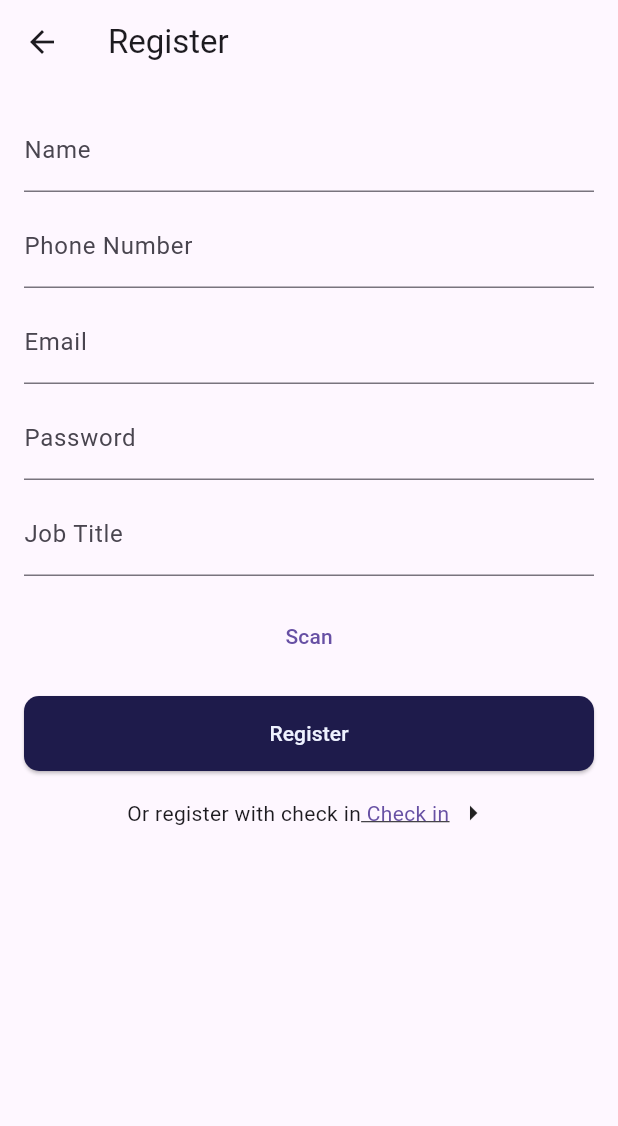
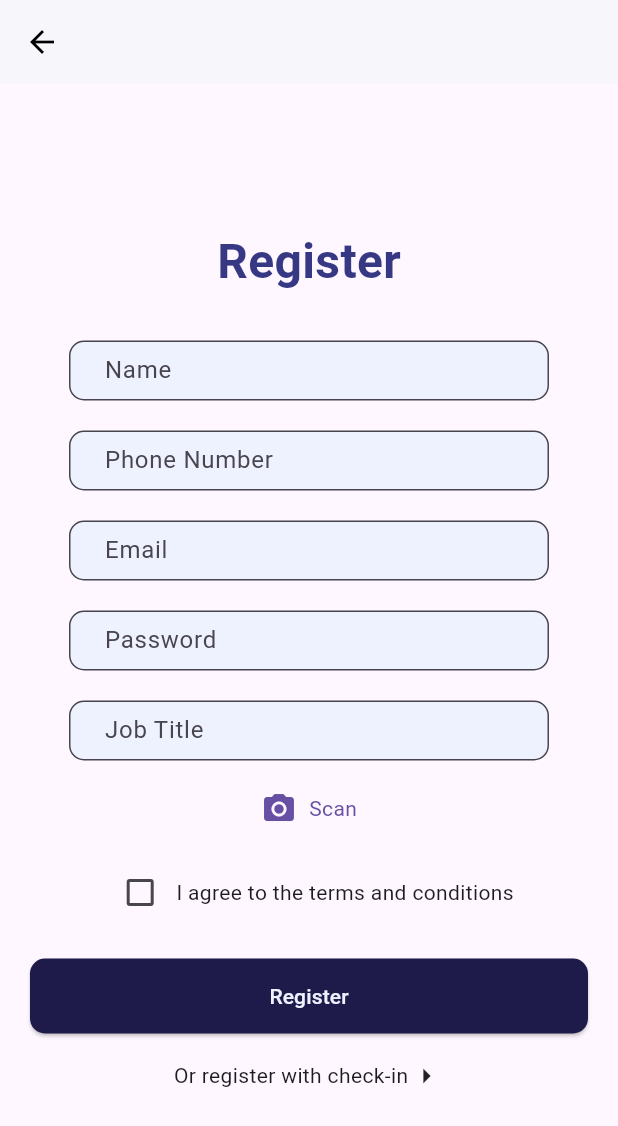
Before and after one commit to mouhana22/mawjood_app, a Flutter app: the RegisterPage screen opened directly, on a phone screen of 412 x 824 dp. Shown: the top 1126 px of the screen. Run offline on Flutter 3.47's test engine with Material 3 defaults, Android fonts, the phone set to English and light mode, and no system bars; our stand-ins replace camera, cloud_firestore, firebase_auth, firebase_core, google_maps_flutter; missing offline and left inert: maps_toolkit; accounts and stored records are empty; network calls fail.

Commit message:
register page modifications, users data are sent to "requests" collection instead of "users" collection

```diff
--- a/lib/Screens/RegisterPage.dart
+++ b/lib/Screens/RegisterPage.dart
@@ -3,9 +3,8 @@ import 'package:firebase_auth/firebase_auth.dart';
 import 'package:cloud_firestore/cloud_firestore.dart';
 import 'package:mawjood_app/widgets/btnTypes.dart';
 import 'package:mawjood_app/widgets/button.dart';
-import 'package:image_picker/image_picker.dart';
-import 'package:firebase_storage/firebase_storage.dart' as firebase_storage;
-import 'dart:io';
+import 'package:mawjood_app/widgets/inputTextField.dart';
+
 class RegisterPage extends StatefulWidget {
   const RegisterPage({super.key});
 
@@ -14,150 +13,152 @@ class RegisterPage extends StatefulWidget {
 }
 
 class _RegisterPageState extends State<RegisterPage> {
-  // كنترولز للكتابخ
+  final FirebaseAuth _auth = FirebaseAuth.instance;
+
   final TextEditingController nameController = TextEditingController();
   final TextEditingController phoneController = TextEditingController();
   final TextEditingController emailController = TextEditingController();
   final TextEditingController passwordController = TextEditingController();
   final TextEditingController jobController = TextEditingController();
 
+  bool _agreeToTerms = false;
+
   Future<void> registerUser() async {
+    if (!_agreeToTerms) {
+      ScaffoldMessenger.of(context).showSnackBar(const SnackBar(
+        content: Text('You must agree to the terms and conditions before registering.'),
+      ));
+      return;
+    }
+
     try {
-    // Create a new user with FirebaseAuth
-    UserCredential userCredential = await FirebaseAuth.instance.createUserWithEmailAndPassword(
+      UserCredential userCredential = await _auth.createUserWithEmailAndPassword(
         email: emailController.text.trim(),
         password: passwordController.text.trim(),
       );
 
-    final FirebaseFirestore firestore = FirebaseFirestore.instance;
-    String? customUserId; // Make it nullable
-
-    await firestore.runTransaction((Transaction transaction) async {
-      DocumentReference counterRef = firestore.collection('counters').doc('userIDs');
-      DocumentSnapshot snapshot = await transaction.get(counterRef);
-
-      if (!snapshot.exists) {
-        throw Exception("Counter document does not exist!");
-      }
-
-      int lastUserId = snapshot['lastUserId'] ?? 999; // Start from 999 so that the first user gets 1000
-      customUserId = '${lastUserId + 1}';
-
-      // Update the counter
-      transaction.update(counterRef, {'lastUserId': lastUserId + 1});
+      FirebaseFirestore.instance
+          .collection('requests')
+          .doc(userCredential.user!.uid)
+          .set({
+        'name': nameController.text.trim(),
+        'phone': phoneController.text.trim(),
+        'email': emailController.text.trim(),
+        'jobTitle': jobController.text.trim(),
+        'status': true,
       });
 
-    // Ensure customUserId was actually assigned a value
-    if (customUserId != null) {
-  await firestore.collection('users').doc(userCredential.user!.uid).set({
-    'customId': customUserId,
-    'name': nameController.text.trim(),
-    'phone': nameController.text.trim(),
-    'email': emailController.text.trim(),
-    'jobTitle': jobController.text.trim(),
-    'photoUrl': _imageUrl ?? "default_photo_url", // Save the image URL; use a default or leave blank if no photo was selected
-  });
-      // Show a confirmation message
-      ScaffoldMessenger.of(context).showSnackBar(SnackBar(
-        content: Text('Registration successful. Your ID is $customUserId'),
+      ScaffoldMessenger.of(context).showSnackBar(const SnackBar(
+        content: Text('Registration request sent. You will be able to check in when the admin accepts your request.'),
       ));
 
-      // Navigate back to the login screen after showing the message
-      Navigator.popUntil(context, ModalRoute.withName('/'));
-    } else {
-      throw Exception("Failed to generate custom user ID.");
-    }
+      Navigator.pop(context);
     } catch (e) {
       ScaffoldMessenger.of(context).showSnackBar(SnackBar(content: Text("Failed to register user: $e")));
     }
   }
-File? _image; // Variable to hold the selected image file
-String? _imageUrl; // Variable to hold the uploaded image URL
 
-// Method to pick an image
-Future<void> pickImage() async {
-  final pickedFile = await ImagePicker().pickImage(source: ImageSource.gallery);
-  if (pickedFile != null) {
-    setState(() {
-      _image = File(pickedFile.path);
-    });
-    uploadImage();
-  }
-}
-
-// Method to upload the image to Firebase Storage
-Future<void> uploadImage() async {
-  try {
-    if (_image != null) {
-      String fileName = 'user_photos/${DateTime.now().millisecondsSinceEpoch.toString()}';
-      firebase_storage.Reference ref = firebase_storage.FirebaseStorage.instance.ref().child(fileName);
-      firebase_storage.UploadTask task = ref.putFile(_image!);
-      firebase_storage.TaskSnapshot snapshot = await task;
-      _imageUrl = await snapshot.ref.getDownloadURL();
-    }
-  } catch (e) {
-    print(e); // Handle errors as needed
-  }
-}
   @override
   Widget build(BuildContext context) {
     return Scaffold(
       appBar: AppBar(
-        title: const Text('Register'),
-      ),
-      body: ListView(
-        padding: const EdgeInsets.all(16.0),
-        children: [
-          TextFormField(
-            controller: nameController,
-            decoration: const InputDecoration(
-              labelText: 'Name',
-              hintText: 'Your name',
+        backgroundColor: Colors.white,
+        elevation: 1,
+        leading: IconButton(
+          icon: const Icon(Icons.arrow_back, color: Colors.black),
+          onPressed: () => Navigator.of(context).pop(),
         ),
       ),
-          const SizedBox(height: 8.0),
-          TextFormField(
-            controller: phoneController,
-            decoration: const InputDecoration(
-              labelText: 'Phone Number',
-              hintText: 'Your phone number',
-            ),
-            keyboardType: TextInputType.phone,
-          ),
-          const SizedBox(height: 8.0),
-          TextFormField(
-            controller: emailController,
-            decoration: const InputDecoration(
-              labelText: 'Email',
-              hintText: 'Your email',
-            ),
-            keyboardType: TextInputType.emailAddress,
-          ),
-          const SizedBox(height: 8.0),
-          TextFormField(
-            controller: passwordController,
-            decoration: const InputDecoration(
-              labelText: 'Password',
-              hintText: 'Your password',
-            ),
-            obscureText: true,
-          ),
-          const SizedBox(height: 8.0),
-          TextFormField(
-            controller: jobController,
-            decoration: const InputDecoration(
-              labelText: 'Job Title',
-              hintText: 'Type role',
+      body: Center(
+        child: Padding(
+          padding: const EdgeInsets.symmetric(horizontal: 20.0, vertical: 20.0),
+          child: SingleChildScrollView(
+            child: Column(
+              mainAxisSize: MainAxisSize.min,
+              mainAxisAlignment: MainAxisAlignment.center,
+              children: <Widget>[
+                const Text(
+                  'Register',
+                  style: TextStyle(
+                    fontSize: 32,
+                    fontWeight: FontWeight.bold,
+                    color: Color.fromARGB(255, 55, 56, 132),
                   ),
                 ),
-          const SizedBox(height: 16.0),
-          TextButton(
-            child: const Text('Scan'),
-            onPressed: () {
-            pickImage(); // Calls the pickImage method // Call the pickImage method when the button is pressed
+                const SizedBox(height: 30),
+                InputTextField(
+                  label: "Name",
+                  hintText: "Your name",
+                  controller: nameController,
+                  width: 320,
+                  height: 40,
+                ),
+                const SizedBox(height: 20),
+                InputTextField(
+                  label: "Phone Number",
+                  hintText: "Your phone number",
+                  controller: phoneController,
+                  width: 320,
+                  height: 40,
+                ),
+                const SizedBox(height: 20),
+                InputTextField(
+                  label: "Email",
+                  hintText: "Your email",
+                  controller: emailController,
+                  width: 320,
+                  height: 40,
+                ),
+                const SizedBox(height: 20),
+                InputTextField(
+                  label: "Password",
+                  hintText: "Your password",
+                  controller: passwordController,
+                  obscureText: true,
+                  width: 320,
+                  height: 40,
+                ),
+                const SizedBox(height: 20),
+                InputTextField(
+                  label: "Job Title",
+                  hintText: "Your role",
+                  controller: jobController,
+                  width: 320,
+                  height: 40,
+                ),
+
+                const SizedBox(height: 20),
+                GestureDetector(
+                  onTap: () {
+                    // add action (camera widget) actiono here later
+                  },
+                  child: Row(
+                    mainAxisSize: MainAxisSize.min,
+                    mainAxisAlignment: MainAxisAlignment.center,
+                    children: [
+                      Icon(Icons.camera_alt, color: Theme.of(context).primaryColor),
+                      const SizedBox(width: 8),
+                      Text("Scan", style: TextStyle(color: Theme.of(context).primaryColor)),
+                    ],
+                  ),
+                ),
+                const SizedBox(height: 20),
+                Row(
+                  mainAxisAlignment: MainAxisAlignment.center,
+                  children: [
+                    Checkbox(
+                      value: _agreeToTerms,
+                      onChanged: (bool? value) {
+                        setState(() {
+                          _agreeToTerms = value!;
+                        });
                       },
                     ),
-          const SizedBox(height: 16.0),
+                    const Text("I agree to the terms and conditions"),
+                  ],
+                ),
+
+                const SizedBox(height: 20),
                 Button(
                   text: 'Register',
                   type: btnType.Primary,
@@ -165,28 +166,24 @@ Future<void> uploadImage() async {
                   width: double.infinity,
                   onPressed: registerUser,
                 ),
-          const SizedBox(height: 16.0),
+                const SizedBox(height: 16),
                 Row(
                   mainAxisAlignment: MainAxisAlignment.center,
                   children: [
-              const Text('Or register with check in'),
+                    const Text('Or register with check-in'),
                     GestureDetector(
                       onTap: () {
-                  // *****Add the action here later*****
+                        // ***add action for check in here later**
                       },
-                child: Text(
-                  ' Check in ',
-                  style: TextStyle(
-                    color: Theme.of(context).primaryColor,
-                    decoration: TextDecoration.underline,
+                      child: const Icon(Icons.arrow_right),
                     ),
-                ),
-              ),
-              const Icon(Icons.arrow_right, size: 24),
                   ],
                 ),
               ],
             ),
+          ),
+        ),
+      ),
     );
   }
 }
--- a/lib/Screens/Unrecognized.dart
+++ b/lib/Screens/Unrecognized.dart
@@ -45,7 +45,7 @@ class Unrecognized extends StatelessWidget {
                       // Navigate the user to the register page
                       Navigator.push(
                         context,
-                        MaterialPageRoute(builder: (context) => const RegisterPage()),
+                        MaterialPageRoute(builder: (context) =>  RegisterPage()),
                       );
                     },
                     child: Text(
--- a/lib/Screens/home_page.dart
+++ b/lib/Screens/home_page.dart
@@ -51,7 +51,7 @@ class HomePage extends StatelessWidget {
                         Navigator.push(
                           context,
                           MaterialPageRoute(
-                              builder: (context) => const RegisterPage()),
+                              builder: (context) =>  RegisterPage()),
                         );
                       },
                       icon: Icons.login,
--- a/lib/main.dart
+++ b/lib/main.dart
@@ -22,6 +22,6 @@ class MyApp extends StatelessWidget {
     return const MaterialApp(
         title: 'Mawjood',
         debugShowCheckedModeBanner: false,
-        home: AdminScreen());
+        home: HomePage(hasAccount: true));
   }
 }
--- a/lib/widgets/inputTextField.dart
+++ b/lib/widgets/inputTextField.dart
@@ -10,7 +10,7 @@ class InputTextField extends StatefulWidget {
     this.height = 40,
     this.hintText = "",
     this.controller, // Added the controller property
-    this.obscureText = false, // Added the obscureText property
+    this.obscureText = false,
   });
 
   final double width;
```
Lines whose indentation alone changed are shown as unchanged.
